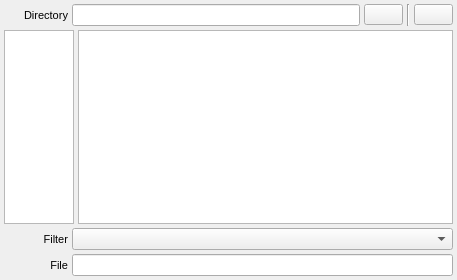
Qt form src/gui/fileselectorwidget.ui (trisyoungs/aten) before a commit.
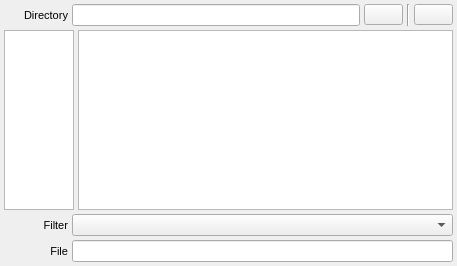
The same form after that commit. Icons and pictures are not drawn.

Patch:
```diff
--- a/src/gui/fileselectorwidget.ui
+++ b/src/gui/fileselectorwidget.ui
@@ -7,7 +7,7 @@
     <x>0</x>
     <y>0</y>
     <width>457</width>
-    <height>280</height>
+    <height>266</height>
    </rect>
   </property>
   <property name="font">
```
Left out of the diff: 8 changed lines with no effect on the pictures.
